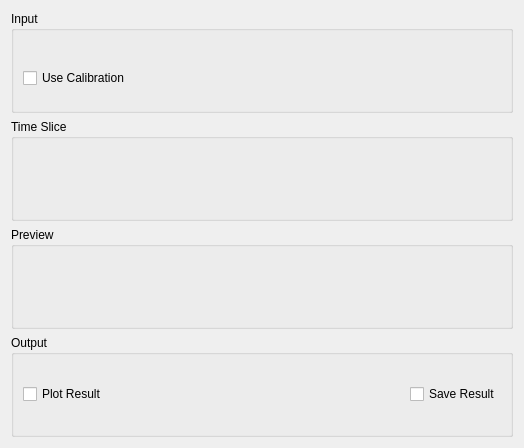
Qt form MantidQt/CustomInterfaces/inc/MantidQtCustomInterfaces/Indirect/ISISDiagnostics.ui (mantidproject/mantid) before a commit.
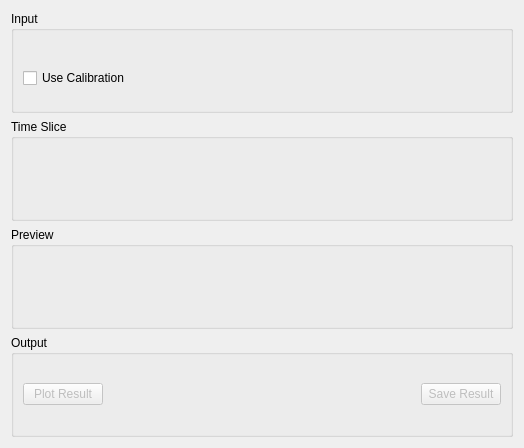
The same form after that commit. Custom widgets are drawn as their Qt base class.

Commit message:
Diagnostics added plot and save buttons initially disabled
Refs #17023

Patch:
```diff
--- a/MantidQt/CustomInterfaces/inc/MantidQtCustomInterfaces/Indirect/ISISDiagnostics.ui
+++ b/MantidQt/CustomInterfaces/inc/MantidQtCustomInterfaces/Indirect/ISISDiagnostics.ui
@@ -153,7 +153,10 @@
      </property>
      <layout class="QHBoxLayout" name="horizontalLayout_3">
       <item>
-       <widget class="QCheckBox" name="ckPlot">
+       <widget class="QPushButton" name="pbPlot">
+        <property name="enabled">
+         <bool>false</bool>
+        </property>
         <property name="text">
          <string>Plot Result</string>
         </property>
@@ -173,7 +176,10 @@
        </spacer>
       </item>
       <item>
-       <widget class="QCheckBox" name="ckSave">
+       <widget class="QPushButton" name="pbSave">
+        <property name="enabled">
+         <bool>false</bool>
+        </property>
         <property name="text">
          <string>Save Result</string>
         </property>
```
Left out of the diff: 4 changed lines with no effect on the pictures.
